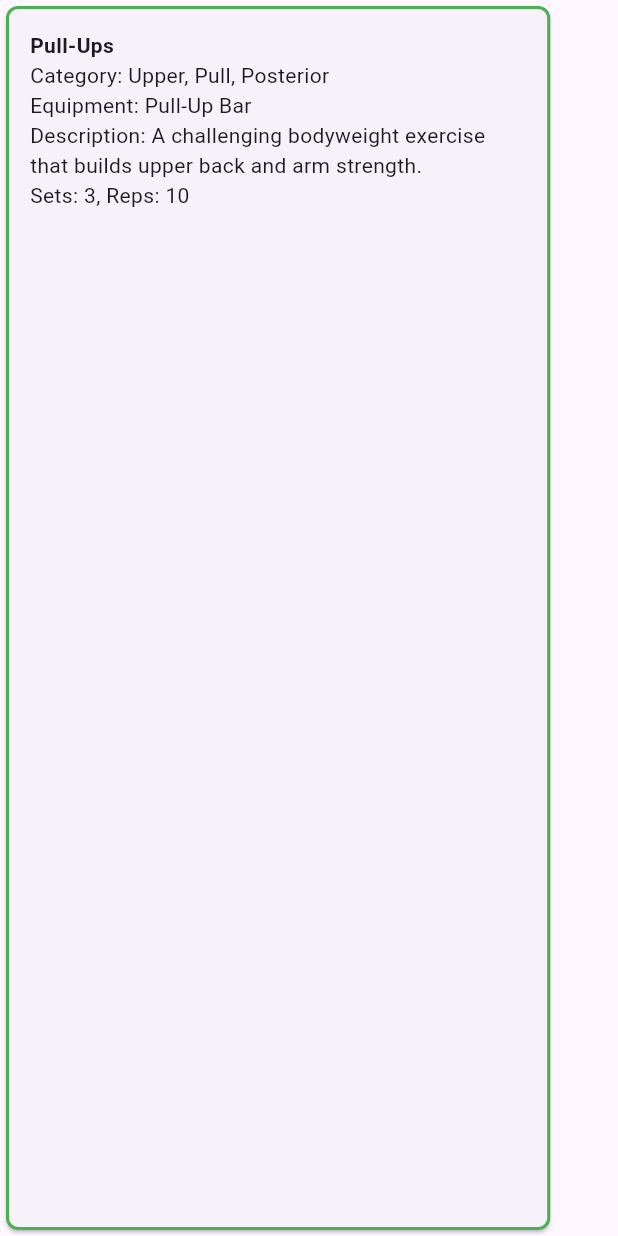
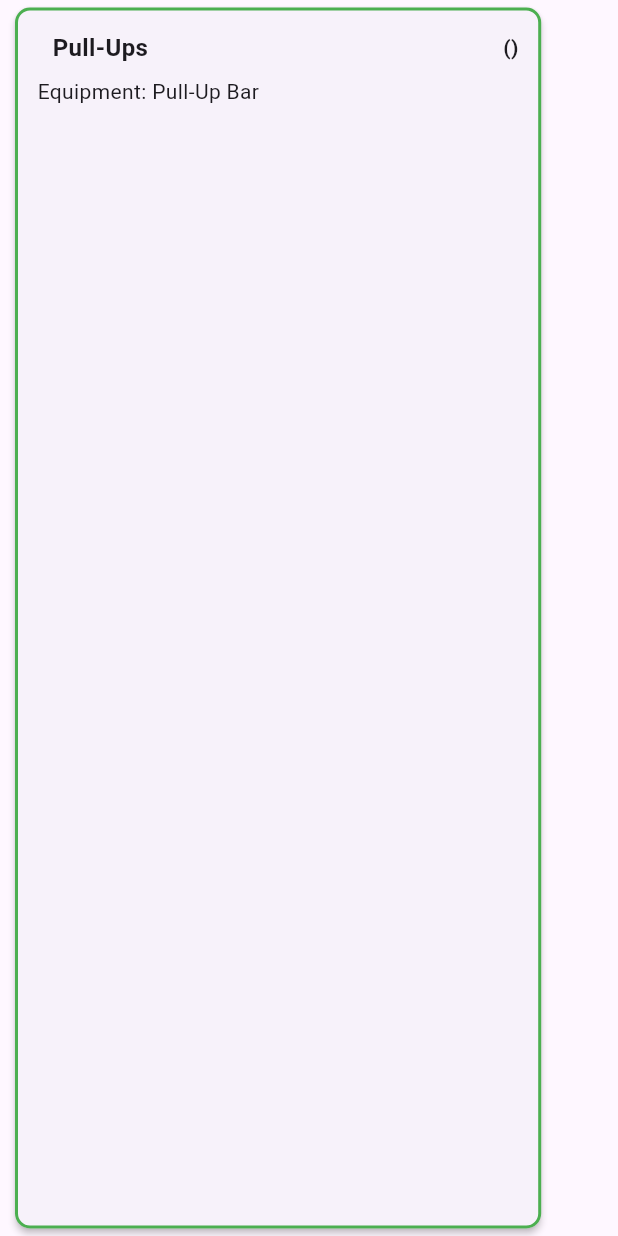
Before and after one commit to fitlaunch/Workout-Generator, a Flutter app: the ExerciseCard widget shown alone on an empty page, opened directly with sample values from the repository, on a phone screen of 412 x 824 dp. Run offline on Flutter 3.47's test engine with Material 3 defaults, Android fonts, the phone set to English and light mode, and no system bars.

Commit message:
updated logic for appropriate exercise card style for advanced set(s)

```diff
--- a/lib/themes/exercise_card.dart
+++ b/lib/themes/exercise_card.dart
@@ -5,16 +5,19 @@ import '../themes/workout_card_styles.dart';
 class ExerciseCard extends StatelessWidget {
   final Exercise exercise;
   final CardStyle cardStyle;
-  final Color? iconColor;
+  // final Color? iconColor;
   final bool isIndented;
+  final String? advancedSetGroup;
+  final Icon? icon;
 
   const ExerciseCard({
-    super.key,
     required this.exercise,
     required this.cardStyle,
-    this.iconColor,
+    this.icon,
+    //  this.iconColor,
+    this.advancedSetGroup,
     this.isIndented = false,
-  });
+  }) : super();
 
   @override
   Widget build(BuildContext context) {
@@ -22,59 +25,55 @@ class ExerciseCard extends StatelessWidget {
       width: MediaQuery.of(context).size.width * 0.9,
       margin: EdgeInsets.only(left: isIndented ? 16.0 : 0.0),
       child: Card(
+        margin: const EdgeInsets.symmetric(vertical: 5.0, horizontal: 10.0),
+        elevation: 2.0,
         shape: RoundedRectangleBorder(
-          borderRadius: BorderRadius.circular(8.0),
+          borderRadius: BorderRadius.circular(10.0),
           side: BorderSide(
             color: cardStyle.borderColor,
             width: cardStyle.borderWidth,
           ),
         ),
+        child: Padding(
+          padding: const EdgeInsets.all(15.0),
+          child: Column(
+            crossAxisAlignment: CrossAxisAlignment.start,
+            children: [
+              Row(
+                children: [
+                  if (isIndented) const SizedBox(width: 20.0), // Indentation
 
-        child: Padding(
-          padding: const EdgeInsets.all(16.0),
-          child: Row(
-            children: [
-              Expanded(
-                child: Column(
-                  crossAxisAlignment: CrossAxisAlignment.start,
-                  children: [
-                    Text(exercise.name,
-                        style: const TextStyle(fontWeight: FontWeight.bold)),
-                    Text('Category: ${exercise.categories.join(', ')}'),
-                    Text('Equipment: ${exercise.equipment.join(', ')}'),
-                    if (exercise.description != null)
-                      Text('Description: ${exercise.description}'),
-                    // Conditionally display sets and reps based on exercise type
-                    if (exercise.position.contains('Primary') ||
-                        !exercise.isAdvancedSet)
-                      const Text('Sets: 3, Reps: 10')
-                    else if (exercise.position.contains('Finisher'))
-                      const Text('Sets: 3, Reps: 15')
-                    else if (exercise.isAdvancedSet)
-                        const Text('Sets: 3, Reps: 12-15'),
-                  ],
+
+                  const SizedBox(width: 10.0),
+                  Expanded(
+                    child: Text(
+                      exercise.name,
+                      style: const TextStyle(
+                        fontWeight: FontWeight.bold,
+                        fontSize: 16.0,
+                      ),
+                    ),
+                  ),
+                  const SizedBox(width: 10),
+                  if (icon != null) icon!, // Display icon if provided
+                  if (advancedSetGroup != null)
+                  Text(
+                    '($advancedSetGroup)', // Display advanced set group
+                    style: const TextStyle(fontWeight: FontWeight.bold),
+                  ),
+                ],
+              ),
+              if (exercise.equipment.isNotEmpty)
+                Padding(
+                  padding: const EdgeInsets.only(top: 8.0),
+                  child: Text(
+                    'Equipment: ${exercise.equipment.join(', ')}',
+                    style: const TextStyle(fontSize: 14.0),
+                  ),
                 ),
-              ),
-              // Show the icon for advanced sets (mini-circuit)
-              if (exercise.isAdvancedSet)
-                  //&& exercise.advancedSetType == 'mini-circuit')
-                //Icon(Icons.swap_horiz, color: iconColor),
-                Icon(
-                  exercise.advancedSetType == 'mini-circuit'
-                      ? Icons.swap_vert
-                      : Icons.swap_horiz, // Or a suitable icon for superset
-                  color: iconColor,
-                ),
-              // Icon(
-              //   exercise.advancedSetType == 'superset'
-              //       ? Icons.swap_vert
-              //       : Icons.fitness_center, // Or a suitable icon for superset
-              //   color: iconColor,
-              // ),
             ],
           ),
         ),
-
       ),
     );
   }
```
Also changed, not shown: lib/screens/workout_details_screen.dart (+68 -28 lines), lib/themes/workout_card_styles.dart (+49 -1 lines), lib/utils/exercise_selector.dart (+6 -17 lines).
